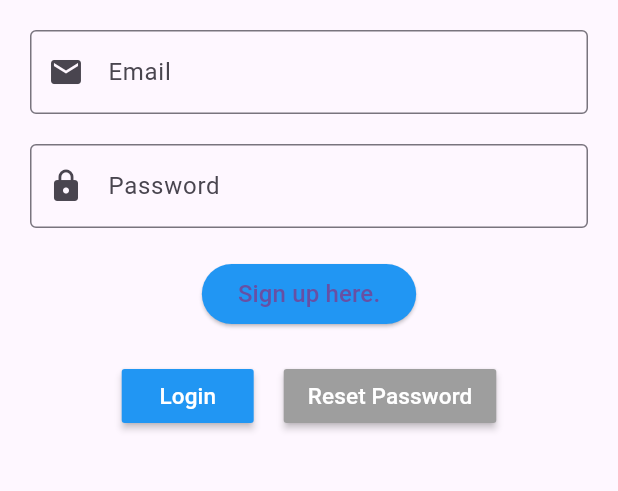
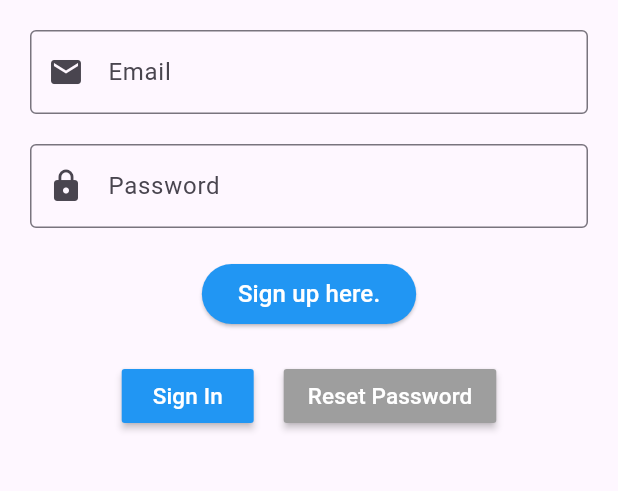
Before and after one commit to santhoshsk3722/My-App, a Flutter app: the screen it shows after launch, on a phone screen of 412 x 824 dp, the part 315-806 px from its top. Run offline on Flutter 3.47's test engine with Material 3 defaults, Android fonts, the phone set to English and light mode, and no system bars; our stand-ins replace firebase_auth, firebase_core, fluttertoast; accounts and stored records are empty.

Commit message:
second commit

```diff
--- a/lib/loginpage.dart
+++ b/lib/loginpage.dart
@@ -90,7 +90,7 @@ class _LoginPageState extends State<LoginPage> {
                   },
                   child: const Text(
                     "Sign up here.",
-                    style: TextStyle(fontSize: 16),
+                    style: TextStyle(fontSize: 16, color: Colors.white),
                   ),
                 ),
                 const SizedBox(height: 20),
@@ -111,7 +111,7 @@ class _LoginPageState extends State<LoginPage> {
                         color: Colors.blue,
                         textColor: Colors.white,
                         child: const Text(
-                          'Login',
+                          'Sign In',
                           style: TextStyle(fontSize: 15),
                         ),
                       ),
--- a/lib/register_page.dart
+++ b/lib/register_page.dart
@@ -1,5 +1,6 @@
 import 'package:flutter/material.dart';
 import 'package:my_auth_app/auth_service.dart';
+import 'package:my_auth_app/next_page.dart';
 
 class RegisterPage extends StatelessWidget {
   const RegisterPage({super.key});
@@ -66,11 +67,10 @@ class _SignupState extends State<Signup> {
                       email: emailController.text.trim(),
                       password: passwordController.text.trim(),
                     );
-
                     Navigator.push(
                       context,
                       MaterialPageRoute(
-                        builder: (context) => const RegisterPage(),
+                        builder: (context) => const NextPage(),
                       ),
                     );
                   } catch (e) {
```
